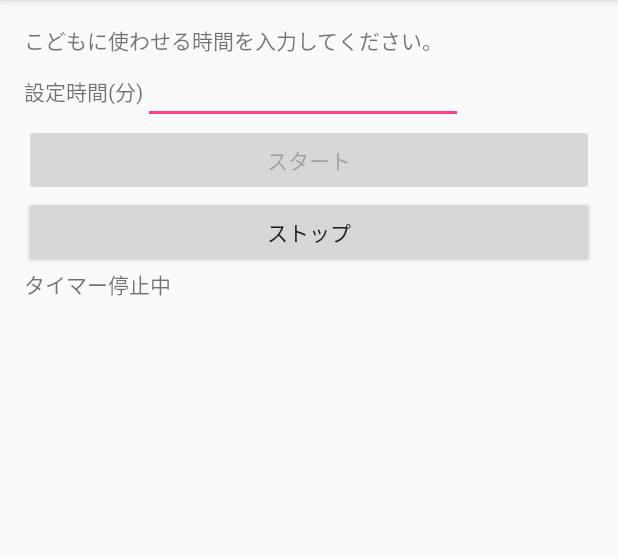
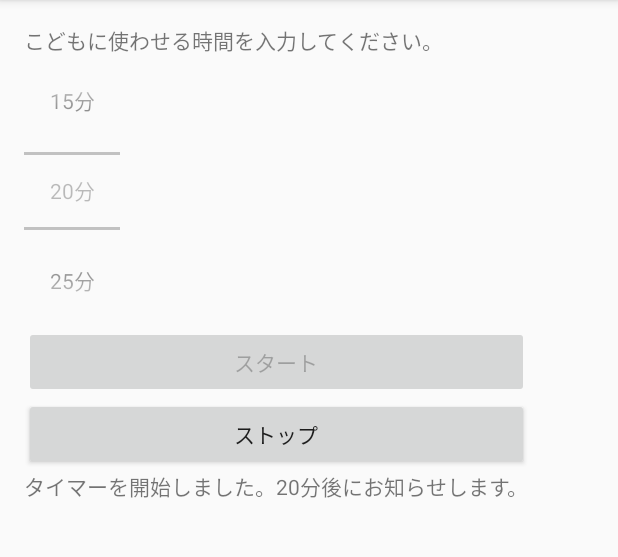
Before and after one commit to a-nagaoka/Timer, an Android app: the screen it shows after launch (MainActivity), after a tap on "スタート", on a phone screen of 412 x 824 dp, the part 84-641 px from its top. Run offline under Robolectric (Android 15) with nearby library versions, the light colour scheme and no system bars.

Commit message:
タイマー処理をCountdownTimerを使用するよう修正
- タイマーの時間入力をNumberPickerを使用するよう修正

```diff
--- a/AppTimer/app/src/main/java/com/example/apptimer/MainActivity.java
+++ b/AppTimer/app/src/main/java/com/example/apptimer/MainActivity.java
@@ -1,43 +1,198 @@
 package com.example.apptimer;
 
+import android.animation.ObjectAnimator;
+import android.animation.ValueAnimator;
+import android.app.PendingIntent;
+import android.content.Context;
 import android.content.Intent;
 import android.content.res.Resources;
+import android.os.CountDownTimer;
 import android.support.v7.app.AppCompatActivity;
 import android.os.Bundle;
 import android.text.Editable;
 import android.text.format.Formatter;
 import android.view.View;
+import android.view.ViewAnimationUtils;
 import android.widget.EditText;
+import android.widget.NumberPicker;
+import android.widget.TextView;
 import android.widget.Toast;
+import android.widget.ViewAnimator;
 
 public class MainActivity extends AppCompatActivity {
 
+    // メインアクティビティ
     private MainActivity self = this;
+    // タイマー
+    private AppCountDownTimer mTimer;
+    // スタートボタン
+    private View mStartButton;
+    // ストップボタン
+    private View mStopButton;
+    // ステータス
+    private TextView mStatusMessage;
+    // 時間ピッカー
+    private NumberPicker mTimePicker;
 
     @Override
     protected void onCreate(Bundle savedInstanceState) {
         super.onCreate(savedInstanceState);
         setContentView(R.layout.activity_main);
-        findViewById(R.id.startButton).setOnClickListener(new View.OnClickListener(){
+    }
+
+    @Override
+    protected void onResume() {
+        super.onResume();
+
+        // ボタン・テキストの初期化
+        initialize();
+
+        // TODO アニメーションの初期化
+        ViewAnimator viewAnimator = (ViewAnimator) findViewById(R.id.viewAnimator);
+
+    }
+
+    @Override
+    public void finish() {
+        super.finish();
+
+        if (mTimer != null) {
+            mTimer.cancel();
+        }
+    }
+
+    /**
+     * 初期化します。
+     */
+    private void initialize() {
+        mStartButton = findViewById(R.id.startButton);
+        mStopButton = findViewById(R.id.stopButton);
+        mStatusMessage = (TextView) findViewById(R.id.appTimerStatus);
+        mTimePicker = (NumberPicker) findViewById(R.id.numberPicker);
+
+        // 初期化
+        setNumberPicker(mTimePicker, 5, 60, 5, R.string.timeFormat);
+        // 初期値は20分に設定
+        mTimePicker.setValue(3);
+
+        mStartButton.setOnClickListener(new View.OnClickListener() {
             @Override
             public void onClick(View v) {
-                // ボタン更新
-                findViewById(R.id.startButton).setEnabled(false);
-                findViewById(R.id.stopButton).setEnabled(true);
-                // 入力時間
-                String text = ((EditText)findViewById(R.id.editText)).getText().toString();
-                int time = Integer.parseInt(text);
+                // 入力時間取得
+                //String text = ((EditText) findViewById(R.id.editText)).getText().toString();
+                //int time = Integer.parseInt(text);
+                int time = (mTimePicker.getValue() + 1) * 5;
+
                 // タイマー開始
-                Intent intent = new Intent(self, TimerIntentService.class);
-                intent.putExtra("WAIT_TIME", time);
-                startService(intent);
+                mTimer = new AppCountDownTimer(time * 60 * 1000, 60 * 1000);
+                mTimer.start();
 
+                // メニュー画面に戻す
                 moveTaskToBack(true);
 
-                // TODO トースト表示
+                // トースト表示
                 String message = getString(R.string.messageStarted, time);
                 Toast.makeText(self, message, Toast.LENGTH_LONG).show();
+
+                // ボタン更新
+                mStartButton.setEnabled(false);
+                mStopButton.setEnabled(true);
+                mTimePicker.setEnabled(false);
+
+                // メッセージ更新
+                mStatusMessage.setText(getResources().getString(R.string.statusStarted, time));
+            }
+        });
+
+        mStopButton.setOnClickListener(new View.OnClickListener() {
+            @Override
+            public void onClick(View v) {
+                // タイマー停止
+                mTimer.cancel();
+
+                // タイマーの状態を更新
+                stopTimer();
             }
         });
     }
+
+    /**
+     * 数字ピッカーを初期化します。
+     * @param picker
+     * @param min
+     * @param max
+     * @param step
+     * @param format
+     */
+    private void setNumberPicker(NumberPicker picker, int min, int max, int step, int format) {
+        picker.setMinValue(min / step - 1);
+        picker.setMaxValue((max / step) - 1);
+        String[] valueSet = new String[max / min];
+        for (int i = min; i <= max; i += step) {
+            valueSet[(i / step) - 1] = getString(format, i);
+        }
+        picker.setDisplayedValues(valueSet);
+    }
+
+    /**
+     * タイマーの状態を更新します。
+     */
+    private void stopTimer() {
+        // タイマーが動いている場合はキャンセル
+        if (mTimer != null) {
+            mTimer.cancel();
+            mTimer = null;
+        }
+
+        // ボタン更新
+        mStartButton.setEnabled(true);
+        mStopButton.setEnabled(false);
+
+        // 時間選択ピッカーを有効に設定
+        mTimePicker.setEnabled(true);
+
+        // メッセージ更新
+        mStatusMessage.setText(getResources().getString(R.string.statusStopped));
+    }
+
+    /**
+     * カウントダウンタイマー
+     */
+    public class AppCountDownTimer extends CountDownTimer {
+
+        /**
+         * @param millisInFuture    The number of millis in the future from the call
+         *                          to {@link #start()} until the countdown is done and {@link #onFinish()}
+         *                          is called.
+         * @param countDownInterval The interval along the way to receive
+         *                          {@link #onTick(long)} callbacks.
+         */
+        public AppCountDownTimer(long millisInFuture, long countDownInterval) {
+            super(millisInFuture, countDownInterval);
+        }
+
+        @Override
+        public void onTick(long millisUntilFinished) {
+            long time = millisUntilFinished / (60 * 1000);
+            // メッセージ更新
+            mStatusMessage.setText(getResources().getString(R.string.messageStarted, time));
+        }
+
+        @Override
+        public void onFinish() {
+            // タイマーの状態を更新
+            mTimer = null;
+            stopTimer();
+
+            // 終了のお知らせ画面に遷移
+            Intent alertIntent = new Intent(self, NoticeActivity.class);
+            PendingIntent pendingIntent = PendingIntent.getActivity(self, 0, alertIntent, 0);
+
+            try {
+                pendingIntent.send();
+            } catch (PendingIntent.CanceledException e) {
+                e.printStackTrace();
+            }
+        }
+    }
 }
--- a/AppTimer/app/src/main/res/layout/activity_main.xml
+++ b/AppTimer/app/src/main/res/layout/activity_main.xml
@@ -8,6 +8,11 @@
     android:paddingRight="@dimen/activity_horizontal_margin"
     android:paddingTop="@dimen/activity_vertical_margin"
     tools:context="com.example.apptimer.MainActivity">
+
+    <ViewAnimator
+        android:layout_width="wrap_content"
+        android:layout_height="wrap_content"
+        android:id="@+id/viewAnimator">
 
     <LinearLayout
         android:orientation="vertical"
@@ -28,19 +33,28 @@
             <TableRow
                 android:layout_width="match_parent"
                 android:layout_height="match_parent">
-
+                <!--
                 <TextView
                     android:layout_width="wrap_content"
                     android:layout_height="wrap_content"
                     android:text="@string/setMinutes"
                     android:id="@+id/textView2" />
+                -->
 
+                <NumberPicker
+                    android:layout_width="wrap_content"
+                    android:layout_height="wrap_content"
+                    android:id="@+id/numberPicker"
+                    android:layout_column="1" />
+                <!--
                 <EditText
                     android:layout_width="match_parent"
                     android:layout_height="wrap_content"
                     android:inputType="number"
                     android:ems="10"
-                    android:id="@+id/editText" />
+                    android:id="@+id/editText"
+                    android:layout_column="2" />
+                    -->
             </TableRow>
 
         </TableLayout>
@@ -76,5 +90,7 @@
 
     </LinearLayout>
 
+    </ViewAnimator>
+
 
 </RelativeLayout>
--- a/AppTimer/app/src/main/res/values/strings.xml
+++ b/AppTimer/app/src/main/res/values/strings.xml
@@ -3,9 +3,10 @@
     <string name="appTimerDescription">こどもに使わせる時間を入力してください。</string>
     <string name="start">スタート</string>
     <string name="setMinutes">設定時間(分)</string>
-    <string name="statusStarted">タイマーを開始しました。お子さんの使いたいアプリを起動してください。</string>
+    <string name="statusStarted">タイマーを開始しました。%1$d分後にお知らせします。</string>
     <string name="statusStopped">タイマー停止中</string>
     <string name="stop">ストップ</string>
     <string name="messageStarted">タイマーを開始しました。%1$d分後にお知らせします。</string>
     <string name="messageFinished">またね！</string>
+    <string name="timeFormat">%1$d分</string>
 </resources>
```
Also changed, not shown: AppTimer/app/src/main/java/com/example/apptimer/DrawView.java (added, +13 -0 lines).
